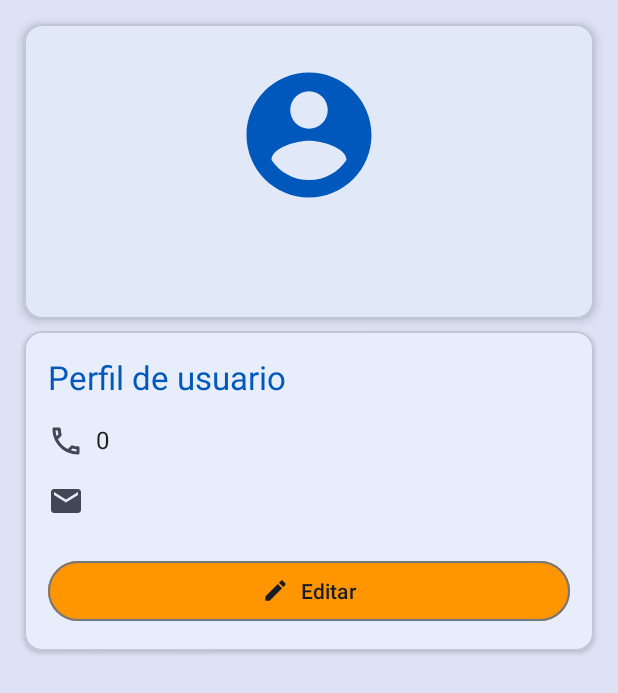
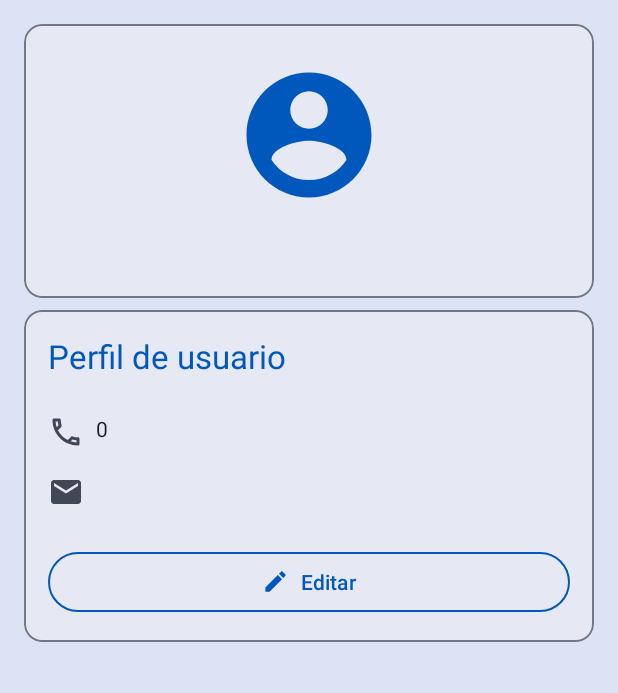
Before and after one commit to GitHope123/EduConnet, an Android app: the fragment PerfilFragment shown on its own in the app's theme, on a phone screen of 412 x 824 dp. Shown: the top 693 px of the screen. Run offline under Robolectric (Android 15) with nearby library versions, the phone set to English and light mode, and no system bars; our stand-ins replace Firebase (no records; nobody signed in at launch, a user with empty details on screens opened directly).

Commit message:
main commit

```diff
--- a/app/src/main/res/layout/fragment_perfil.xml
+++ b/app/src/main/res/layout/fragment_perfil.xml
@@ -14,8 +14,11 @@
         android:layout_width="match_parent"
         android:layout_height="wrap_content"
         android:layout_margin="16dp"
-        app:cardElevation="4dp"
+        app:cardBackgroundColor="?attr/colorSurfaceContainerHigh"
         app:cardCornerRadius="12dp"
+        app:cardElevation="0dp"
+        app:strokeColor="?attr/colorOutline"
+        app:strokeWidth="1dp"
         app:layout_constraintTop_toTopOf="parent"
         app:layout_constraintStart_toStartOf="parent"
         app:layout_constraintEnd_toEndOf="parent">
@@ -32,15 +35,15 @@
                 android:layout_width="100dp"
                 android:layout_height="100dp"
                 android:src="@drawable/ic_profile_placeholder"
-                android:tint="@color/md_theme_primary"
-                app:strokeColor="?attr/colorPrimary" />
+                app:tint="?attr/colorPrimary" />
 
             <TextView
                 android:id="@+id/profileName"
                 android:layout_width="wrap_content"
                 android:layout_height="wrap_content"
-                android:layout_marginTop="16dp"
+                android:layout_marginTop="10dp"
                 android:text="Marcelino Henry Alcala Castilla"
+                android:textSize="18sp"
                 android:textAppearance="@style/TextAppearance.Material3.HeadlineSmall"
                 android:textColor="?attr/colorOnSurface" />
 
@@ -54,8 +57,11 @@
         android:layout_height="wrap_content"
         android:layout_marginHorizontal="16dp"
         android:layout_marginTop="8dp"
-        app:cardElevation="2dp"
+        app:cardBackgroundColor="?attr/colorSurfaceContainerHigh"
         app:cardCornerRadius="12dp"
+        app:cardElevation="0dp"
+        app:strokeColor="?attr/colorOutline"
+        app:strokeWidth="1dp"
         app:layout_constraintTop_toBottomOf="@id/profileHeader"
         app:layout_constraintStart_toStartOf="parent"
         app:layout_constraintEnd_toEndOf="parent">
@@ -82,9 +88,11 @@
                 android:drawableStart="@drawable/ic_phone"
                 android:drawableTint="?attr/colorOnSurfaceVariant"
                 android:drawablePadding="8dp"
+                android:paddingVertical="8dp"
                 android:text="947419906"
-                android:textAppearance="@style/TextAppearance.Material3.BodyLarge"
-                android:layout_marginBottom="16dp"/>
+
+                android:textAppearance="@style/TextAppearance.Material3.BodyMedium"
+                android:textColor="?attr/colorOnSurface"/>
 
             <!-- Correo -->
             <TextView
@@ -92,25 +100,29 @@
                 android:layout_width="match_parent"
                 android:layout_height="wrap_content"
                 android:drawableStart="@drawable/ic_email"
+                android:drawableTint="?attr/colorOnSurfaceVariant"
                 android:drawablePadding="8dp"
+                android:paddingVertical="8dp"
+                android:maxLength="30"
+                android:ellipsize="end"
+                android:singleLine="true"
                 android:text="halcala@colegiosparroquiales.com"
-                android:textAppearance="@style/TextAppearance.Material3.BodyLarge"
-                android:layout_marginBottom="16dp"/>
-
+                android:textAppearance="@style/TextAppearance.Material3.BodyMedium"
+                android:textColor="?attr/colorOnSurface" />
             <!-- Botón de editar -->
             <com.google.android.material.button.MaterialButton
                 android:id="@+id/btnEditar"
                 style="@style/Widget.Material3.Button.OutlinedButton"
                 android:layout_width="match_parent"
-                android:backgroundTint="@color/md_theme_tertiaryContainer"
                 android:layout_height="wrap_content"
-                android:layout_marginTop="8dp"
+                android:layout_marginTop="16dp"
                 android:text="Editar"
-                android:textColor="@color/md_theme_onSurface"
+                android:textColor="?attr/colorPrimary"
                 app:icon="@drawable/ic_edit"
-                app:iconTint="@color/md_theme_onSurface"
+                app:iconTint="?attr/colorPrimary"
                 app:iconGravity="textStart"
-                app:iconPadding="8dp"/>
+                app:iconPadding="8dp"
+                app:strokeColor="?attr/colorPrimary"/>
         </LinearLayout>
     </com.google.android.material.card.MaterialCardView>
 </androidx.constraintlayout.widget.ConstraintLayout>
```
Also changed, not shown: app/src/main/java/com/example/educonnet/ui/incidencia/AgregarEstudiantes.kt (+11 -0 lines), app/src/main/java/com/example/educonnet/ui/incidencia/AgregarIncidencia.kt (+7 -0 lines), app/src/main/java/com/example/educonnet/ui/perfil/EditPerfil.kt (+10 -0 lines), app/src/main/res/layout/activity_agregar_incidencia.xml (+19 -4 lines), app/src/main/res/layout/fragment_estudiante.xml (+9 -4 lines), app/src/main/res/layout/item_estudiante.xml (+3 -31 lines).
